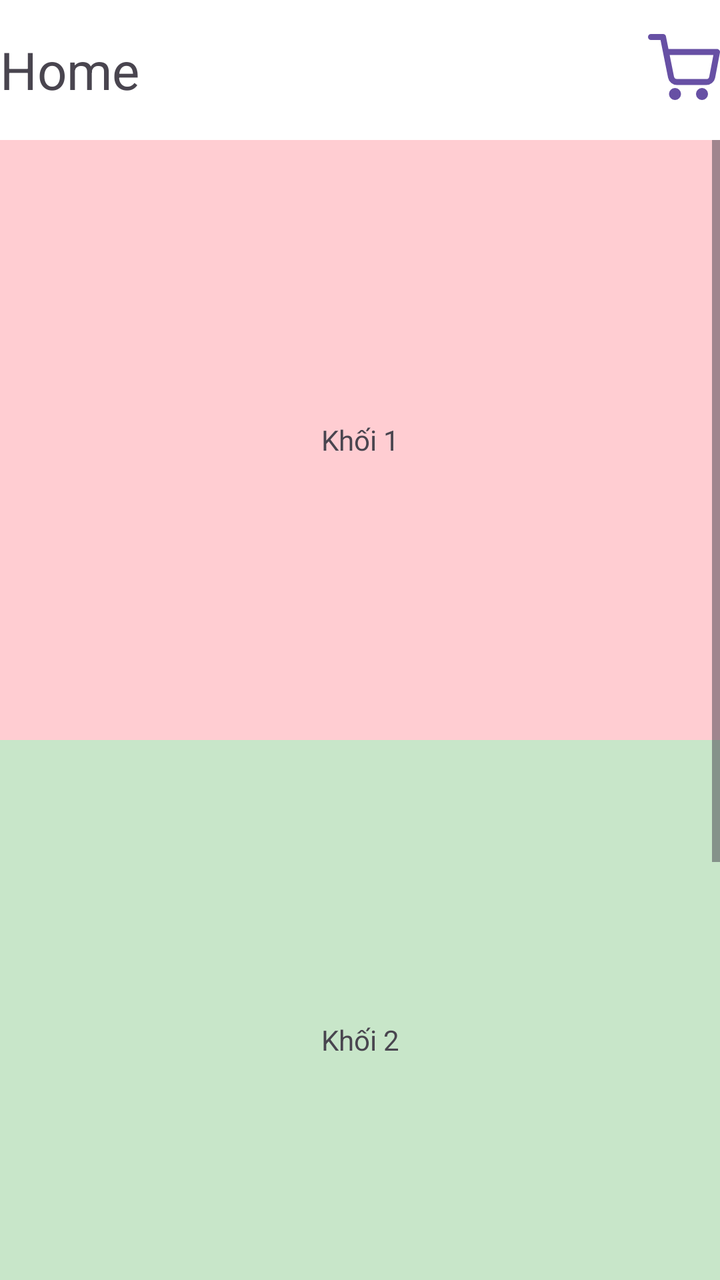
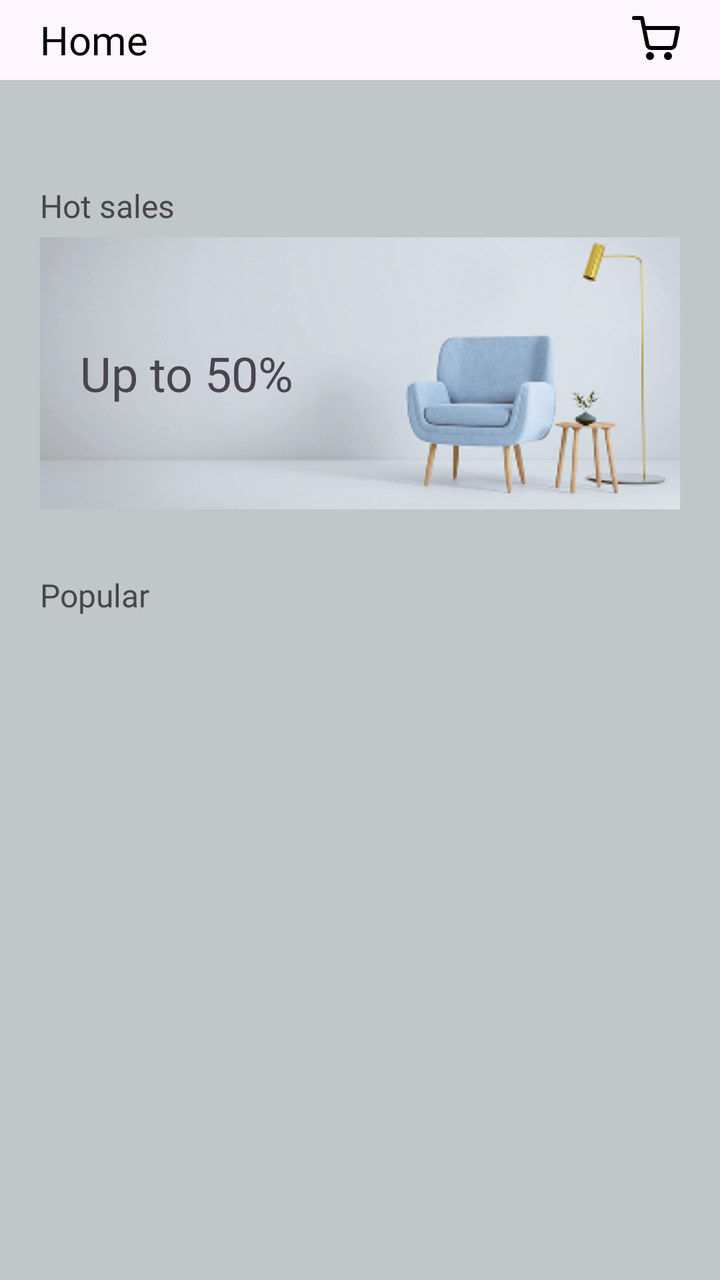

Compare the two renders of this Android layout. The source of the first and the diff that turns it into the second are given below.
<!-- AndroidManifest.xml: application theme Theme.Furniture -->
<!-- res/layout/fragment_home.xml -->
<?xml version="1.0" encoding="utf-8"?>
<LinearLayout xmlns:android="http://schemas.android.com/apk/res/android"
    xmlns:tools="http://schemas.android.com/tools"
    android:layout_width="match_parent"
    android:layout_height="match_parent"
    android:orientation="vertical"
    android:background="@color/color_root"
    tools:context=".HomeFragment">

    <LinearLayout
        android:layout_width="match_parent"
        android:layout_height="70dp"
        android:background="@color/white"
        android:gravity="center_vertical"
        android:orientation="horizontal">

        <TextView
            android:layout_width="0dp"
            android:layout_height="wrap_content"
            android:layout_weight="1"
            android:text="Home"
            android:textSize="26dp" />

        <Button
            android:id="@+id/btnCart"
            android:layout_width="36dp"
            android:layout_height="36dp"
            android:background="@drawable/outline_shoping" />
    </LinearLayout>

    
    <ScrollView
        android:layout_width="match_parent"
        android:layout_height="0dp"
        android:layout_weight="1"
        android:fillViewport="true">

        <LinearLayout
            android:layout_width="match_parent"
            android:layout_height="wrap_content"
            android:orientation="vertical">

            <TextView
                android:layout_width="match_parent"
                android:layout_height="300dp"
                android:background="#FFCDD2"
                android:fontFamily="@font/urbanist_black"
                android:gravity="center"
                android:text="Khối 1" />

            <TextView
                android:layout_width="match_parent"
                android:layout_height="300dp"
                android:background="#C8E6C9"
                android:gravity="center"
                android:text="Khối 2" />

            <TextView
                android:layout_width="match_parent"
                android:layout_height="300dp"
                android:background="#BBDEFB"
                android:gravity="center"
                android:text="Khối 3 (Cuộn xuống để thấy)" />

        </LinearLayout>
    </ScrollView>
</LinearLayout>
<!-- resources referenced by this layout -->
<resources>
  <color name="color_root">#3b595b</color>
  <color name="white">#FFFFFFFF</color>
  <!-- drawable outline_shoping (drawable) -->
  <vector xmlns:android="http://schemas.android.com/apk/res/android"
      android:width="24dp"
      android:height="24dp"
      android:viewportWidth="24"
      android:viewportHeight="24">
    <path
        android:pathData="M1,1h4l2.68,13.39a2,2 0,0 0,2 1.61h9.72a2,2 0,0 0,2 -1.61L23,6H6"
        android:strokeLineJoin="round"
        android:strokeWidth="2"
        android:fillColor="#00000000"
        android:strokeColor="#000000"
        android:strokeLineCap="round"/>
    <path
        android:pathData="M9,20m-2,0a2,2 0,1 1,4 0a2,2 0,1 1,-4 0"
        android:strokeLineJoin="round"
        android:strokeWidth="2"
        android:fillColor="#000000"
        android:strokeColor="#00000000"
        android:strokeLineCap="round"/>
    <path
        android:pathData="M18,20m-2,0a2,2 0,1 1,4 0a2,2 0,1 1,-4 0"
        android:strokeLineJoin="round"
        android:strokeWidth="2"
        android:fillColor="#000000"
        android:strokeColor="#00000000"
        android:strokeLineCap="round"/>
  </vector>
  <style name="Theme.Furniture" parent="Base.Theme.Furniture" />
  <style name="Base.Theme.Furniture" parent="Theme.Material3.DayNight.NoActionBar">
          
          
          <item name="cornerSize">50%</item>
      </style>
</resources>

<!-- the commit's change to res/layout/fragment_home.xml (unified diff, before → after) -->
@@ -1,66 +1,120 @@
 <?xml version="1.0" encoding="utf-8"?>
 <LinearLayout xmlns:android="http://schemas.android.com/apk/res/android"
+    xmlns:app="http://schemas.android.com/apk/res-auto"
     xmlns:tools="http://schemas.android.com/tools"
     android:layout_width="match_parent"
     android:layout_height="match_parent"
     android:orientation="vertical"
-    android:background="@color/color_root"
     tools:context=".HomeFragment">
 
     <LinearLayout
         android:layout_width="match_parent"
-        android:layout_height="70dp"
-        android:background="@color/white"
+        android:layout_height="40dp"
         android:gravity="center_vertical"
+        android:paddingStart="20dp"
+        android:paddingEnd="20dp"
         android:orientation="horizontal">
 
         <TextView
             android:layout_width="0dp"
             android:layout_height="wrap_content"
             android:layout_weight="1"
+            android:fontFamily="@font/urbanist_semibold"
             android:text="Home"
-            android:textSize="26dp" />
+            android:textColor="@color/black"
+            android:textSize="20sp" />
 
-        <Button
+        <ImageButton
             android:id="@+id/btnCart"
-            android:layout_width="36dp"
-            android:layout_height="36dp"
+            android:layout_width="24dp"
+            android:layout_height="24dp"
             android:background="@drawable/outline_shoping" />
     </LinearLayout>
 
-    
     <ScrollView
         android:layout_width="match_parent"
         android:layout_height="0dp"
         android:layout_weight="1"
+        android:background="#BFC7C8"
         android:fillViewport="true">
 
         <LinearLayout
             android:layout_width="match_parent"
             android:layout_height="wrap_content"
-            android:orientation="vertical">
+            android:orientation="vertical"
+            android:padding="20dp">
 
-            <TextView
+            <LinearLayout
                 android:layout_width="match_parent"
-                android:layout_height="300dp"
-                android:background="#FFCDD2"
-                android:fontFamily="@font/urbanist_black"
-                android:gravity="center"
-                android:text="Khối 1" />
+                android:layout_height="wrap_content"
+                android:orientation="vertical"
+                android:layout_marginBottom="32dp">
 
-            <TextView
+                <androidx.recyclerview.widget.RecyclerView
+                    android:id="@+id/rv_category"
+                    android:layout_width="match_parent"
+                    android:layout_height="wrap_content" />
+            </LinearLayout>
+
+
+
+            <LinearLayout
                 android:layout_width="match_parent"
-                android:layout_height="300dp"
-                android:background="#C8E6C9"
-                android:gravity="center"
-                android:text="Khối 2" />
+                android:layout_height="wrap_content"
+                android:orientation="vertical"
+                android:layout_marginBottom="32dp">
 
-            <TextView
+                <TextView
+                    android:layout_width="match_parent"
+                    android:layout_height="wrap_content"
+                    android:text="Hot sales"
+                    android:textSize="16sp"
+                    android:fontFamily="@font/urbanist_bold"
+                    android:layout_marginBottom="5dp"/>
+
+                <FrameLayout
+                    android:layout_width="match_parent"
+                    android:layout_height="wrap_content">
+
+                    <ImageView
+                        android:layout_width="match_parent"
+                        android:layout_height="wrap_content"
+                        android:adjustViewBounds="true"
+                        android:scaleType="centerCrop"
+                        android:src="@drawable/sale_1"/>
+
+                    <TextView
+                        android:layout_width="wrap_content"
+                        android:layout_height="wrap_content"
+                        android:text="Up to 50%"
+                        android:textSize="24sp"
+                        android:fontFamily="@font/urbanist_black"
+                        android:layout_gravity="center_vertical|start"
+                        android:padding="20dp"/>
+                </FrameLayout>
+            </LinearLayout>
+
+
+            <LinearLayout
                 android:layout_width="match_parent"
-                android:layout_height="300dp"
-                android:background="#BBDEFB"
-                android:gravity="center"
-                android:text="Khối 3 (Cuộn xuống để thấy)" />
+                android:layout_height="wrap_content"
+                android:orientation="vertical"
+                android:layout_marginBottom="32dp">
+                <TextView
+                    android:layout_width="match_parent"
+                    android:layout_height="wrap_content"
+                    android:text="Popular"
+                    android:textSize="16sp"
+                    android:fontFamily="@font/urbanist_bold"
+                    android:layout_marginBottom="12dp"/>
+
+                <ImageView
+                    android:id="@+id/iv_star"
+                    android:layout_width="wrap_content"
+                    android:layout_height="wrap_content">
+                </ImageView>
+            </LinearLayout>
+
 
         </LinearLayout>
     </ScrollView>
<!-- resource entries referenced after the edit -->
@@ -1,7 +1,6 @@
 <!-- resources referenced by this layout -->
 <resources>
-  <color name="color_root">#3b595b</color>
-  <color name="white">#FFFFFFFF</color>
+  <color name="black">#FF000000</color>
   <!-- drawable outline_shoping (drawable) -->
   <vector xmlns:android="http://schemas.android.com/apk/res/android"
       android:width="24dp"
@@ -30,11 +29,11 @@
         android:strokeColor="#00000000"
         android:strokeLineCap="round"/>
   </vector>
+  <!-- drawable sale_1: png bitmap (drawable, 65221 bytes) -->
   <style name="Theme.Furniture" parent="Base.Theme.Furniture" />
   <style name="Base.Theme.Furniture" parent="Theme.Material3.DayNight.NoActionBar">
           
           
-          <item name="cornerSize">50%</item>
       </style>
 </resources>
 
